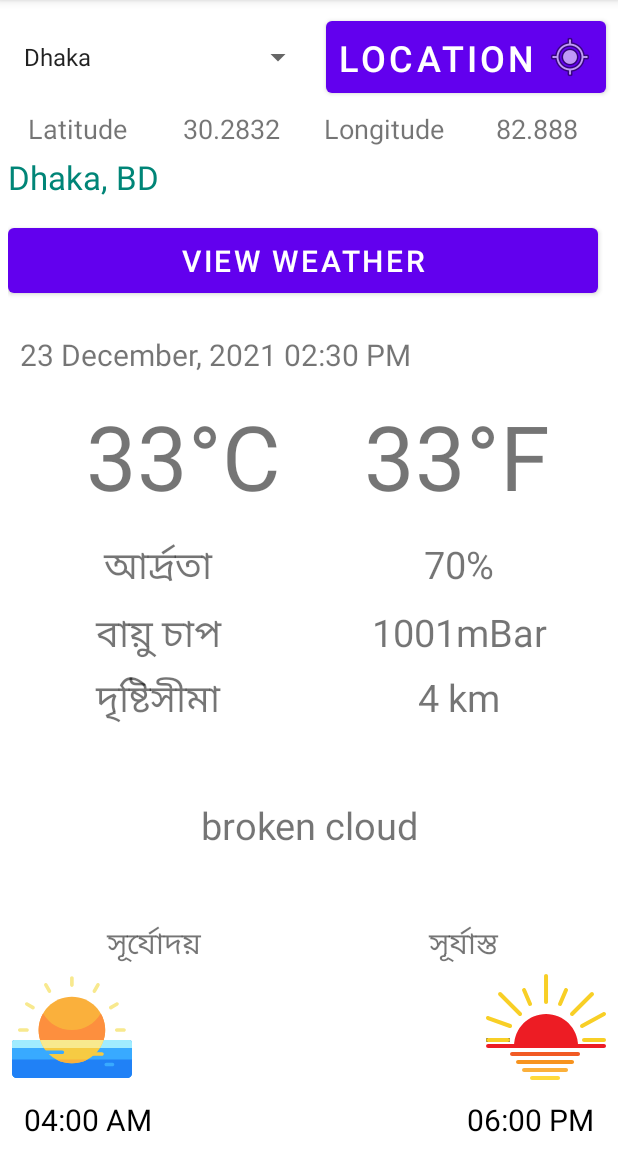
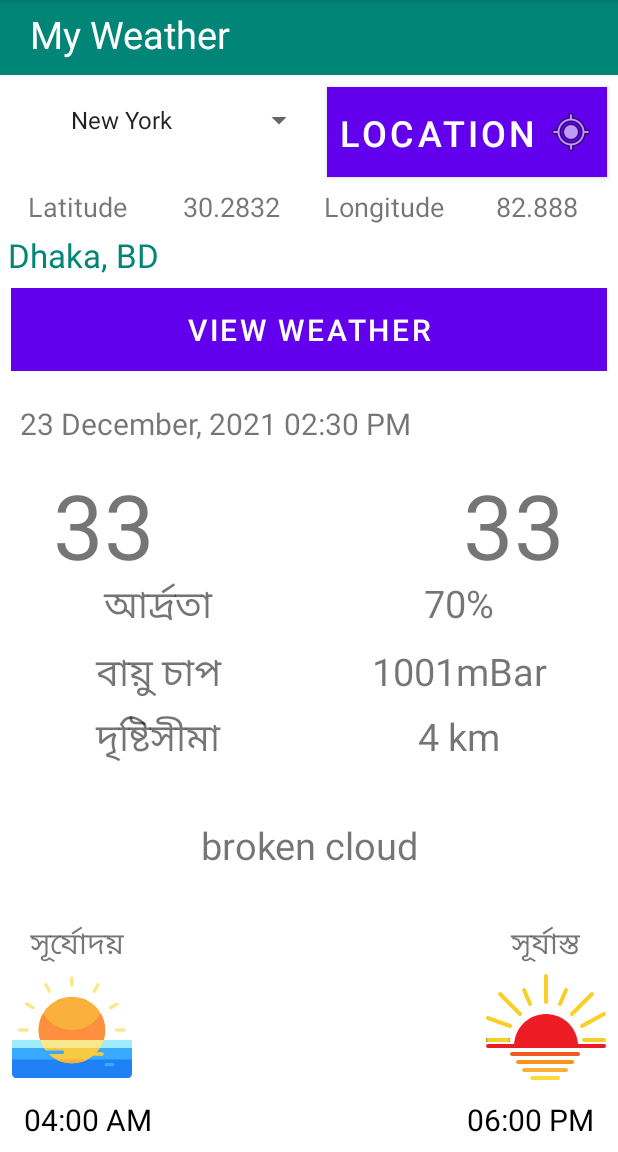
Before and after one commit to Shuvo-Roy/WeatherApps, an Android app: the screen it shows after launch (MainActivity), on a phone screen of 412 x 824 dp, the part 84-1236 px from its top. Run offline under Robolectric (Android 15) with nearby library versions, the phone set to English and light mode, and no system bars.

```diff
--- a/app/src/main/AndroidManifest.xml
+++ b/app/src/main/AndroidManifest.xml
@@ -1,7 +1,7 @@
 <?xml version="1.0" encoding="utf-8"?>
 <manifest xmlns:android="http://schemas.android.com/apk/res/android"
     package="com.example.weatherapps">
-
+<uses-permission android:name="android.permission.INTERNET"></uses-permission>
     <application
         android:allowBackup="true"
         android:icon="@mipmap/ic_launcher"
--- a/app/src/main/java/com/example/weatherapps/MainActivity.kt
+++ b/app/src/main/java/com/example/weatherapps/MainActivity.kt
@@ -1,14 +1,95 @@
 package com.example.weatherapps
 
+import android.os.AsyncTask
 import androidx.appcompat.app.AppCompatActivity
 import android.os.Bundle
-import android.widget.ArrayAdapter
-import android.widget.Spinner
+import android.view.View
+import android.widget.ProgressBar
+import android.widget.RelativeLayout
+import android.widget.TextView
+import org.json.JSONObject
+import java.net.URL
+import java.text.SimpleDateFormat
+import java.util.*
+class MainActivity : AppCompatActivity() {
 
-class MainActivity : AppCompatActivity() {
+    val CITY: String = "" +
+            "rangpur,bd"
+    val API: String = "6035213bc49d09e1278b396fe96d66da"
+
     override fun onCreate(savedInstanceState: Bundle?) {
         super.onCreate(savedInstanceState)
         setContentView(R.layout.activity_main)
 
+        weatherTask().execute()
+
+    }
+
+    inner class weatherTask() : AsyncTask<String, Void, String>() {
+
+        override fun doInBackground(vararg params: String?): String? {
+            var response: String?
+            try {
+                response =
+                    URL("https://api.openweathermap.org/data/2.5/weather?q=$CITY&units=metric&appid=$API").
+                    readText(
+                        Charsets.UTF_8
+                    )
+            } catch (e: Exception) {
+                response = null
+            }
+            return response
+        }
+
+        override fun onPostExecute(result: String?) {
+            super.onPostExecute(result)
+            try {
+                /* Extracting JSON returns from the API */
+                val jsonObj = JSONObject(result)
+                val main = jsonObj.getJSONObject("main")
+                val sys = jsonObj.getJSONObject("sys")
+                val wind = jsonObj.getJSONObject("wind")
+                val weather = jsonObj.getJSONArray("weather").getJSONObject(0)
+
+                val updatedAt: Long = jsonObj.getLong("dt")
+                val updatedAtText =
+                    "Updated at: " + SimpleDateFormat("dd/MM/yyyy hh:mm a", Locale.ENGLISH).format(
+                        Date(updatedAt * 1000)
+                    )
+                val temp = main.getString("temp") + "°C"
+                val tempMin = "Min Temp: " + main.getString("temp_min") + "°C"
+                val tempMax = "Max Temp: " + main.getString("temp_max") + "°C"
+                val pressure = main.getString("pressure")
+                val humidity = main.getString("humidity")
+                //val visibility = main.getString("visibility")
+
+                val sunrise: Long = sys.getLong("sunrise")
+                val sunset: Long = sys.getLong("sunset")
+                val windSpeed = wind.getString("speed")
+                val weatherDescription = weather.getString("description")
+
+                val address = jsonObj.getString("name") + ", " + sys.getString("country")
+
+                /* Populating extracted data into our views */
+                findViewById<TextView>(R.id.address).text = address
+                findViewById<TextView>(R.id.updated_at).text = updatedAtText
+                findViewById<TextView>(R.id.status).text = weatherDescription.capitalize()
+                findViewById<TextView>(R.id.temp).text = temp
+                //findViewById<TextView>(R.id.temp_min).text = tempMin
+                //findViewById<TextView>(R.id.temp_max).text = tempMax
+                findViewById<TextView>(R.id.tv_sunrise_time).text =
+                    SimpleDateFormat("hh:mm a", Locale.ENGLISH).format(Date(sunrise * 1000))
+                findViewById<TextView>(R.id.tv_sunset_time).text =
+                    SimpleDateFormat("hh:mm a", Locale.ENGLISH).format(Date(sunset * 1000))
+                findViewById<TextView>(R.id.wind).text = windSpeed
+                findViewById<TextView>(R.id.pressure).text = pressure
+                findViewById<TextView>(R.id.humidity).text = humidity
+                //findViewById<TextView>(R.id.visibility).text = visibility
+
+
+            }catch(e: Exception){
+
+            }
+        }
     }
 }
--- a/app/src/main/res/layout/activity_main.xml
+++ b/app/src/main/res/layout/activity_main.xml
@@ -6,34 +6,51 @@
     android:layout_height="match_parent"
     tools:context=".MainActivity">
 
+    <TextView
+        android:id="@+id/myapp"
+        android:layout_width="match_parent"
+        android:layout_height="50dp"
+        android:text="My Weather"
+        android:textColor="@color/white"
+        android:textSize="25dp"
+        android:textAlignment="textStart"
+        android:paddingLeft="20dp"
+        android:paddingTop="5dp"
+        app:layout_constraintEnd_toEndOf="parent"
+        app:layout_constraintTop_toTopOf="parent"
+        android:background="@color/colorPrimary"
+        />
+
+
     <Spinner
         android:id="@+id/spinner"
         android:layout_width="0dp"
         android:layout_height="60dp"
-        android:layout_marginStart="8dp"
-        android:layout_marginTop="8dp"
         android:layout_marginEnd="8dp"
-        android:minHeight="48dp"
-        app:layout_constraintEnd_toStartOf="@+id/bSearch"
-        app:layout_constraintStart_toStartOf="parent"
-        app:layout_constraintTop_toTopOf="parent"
-        tools:ignore="SpeakableTextPresentCheck"
         android:drawSelectorOnTop="true"
         android:entries="@array/city"
-        />
+        android:minHeight="48dp"
+        android:textAlignment="center"
+        app:layout_constraintEnd_toStartOf="@+id/bSearch"
+        app:layout_constraintHorizontal_bias="1.0"
+        app:layout_constraintStart_toStartOf="parent"
+        app:layout_constraintTop_toBottomOf="@+id/myapp"
+        tools:ignore="SpeakableTextPresentCheck" />
 
     <Button
         android:id="@+id/bSearch"
         android:layout_width="0dp"
         android:layout_height="60dp"
         android:layout_marginTop="8dp"
-        android:layout_marginEnd="8dp"
+        android:background="@color/colorPrimaryDark"
         android:drawableEnd="@android:drawable/ic_menu_mylocation"
         android:padding="8dp"
         android:text="location"
+        android:textColor="@color/white"
         android:textSize="24sp"
         app:layout_constraintEnd_toEndOf="parent"
-        app:layout_constraintTop_toTopOf="parent" />
+        android:layout_marginRight="7dp"
+        app:layout_constraintTop_toBottomOf="@+id/myapp" />
 
 
     <ImageView
@@ -91,8 +108,9 @@
         android:id="@+id/latitudeandlongitude"
         android:layout_width="409dp"
         android:layout_height="wrap_content"
-        android:layout_margin="5dp"
-        app:layout_constraintTop_toBottomOf="@+id/spinner">
+        android:layout_marginTop="15dp"
+        app:layout_constraintTop_toBottomOf="@+id/spinner"
+        tools:ignore="MissingConstraints">
 
         <TextView
             android:layout_width="match_parent"
@@ -131,6 +149,7 @@
         android:layout_margin="5dp"
         app:layout_constraintTop_toBottomOf="@id/latitudeandlongitude">
         <TextView
+            android:id="@+id/address"
             android:layout_width="match_parent"
             android:layout_height="wrap_content"
             android:text="Dhaka, BD"
@@ -141,16 +160,16 @@
         android:id="@+id/btn"
         android:layout_width="match_parent"
         android:layout_height="wrap_content"
-        android:layout_margin="5dp"
+        android:layout_margin="7dp"
         app:layout_constraintTop_toBottomOf="@id/dhakabd">
 
         <Button
             android:layout_width="match_parent"
             android:layout_height="wrap_content"
             android:text="view weather"
+            android:textColor="@color/white"
+            android:background="@color/colorPrimaryDark"
             android:textSize="20dp"
-            android:layout_marginTop="8dp"
-            android:layout_marginEnd="8dp"
             android:padding="8dp"/>
     </LinearLayout>
     <LinearLayout
@@ -161,6 +180,7 @@
         app:layout_constraintTop_toBottomOf="@id/btn">
 
         <TextView
+            android:id="@+id/updated_at"
             android:layout_width="match_parent"
             android:layout_height="wrap_content"
             android:text="23 December, 2021 02:30 PM"
@@ -172,40 +192,45 @@
     <LinearLayout
         android:id="@+id/cel"
         android:layout_width="match_parent"
-        android:layout_height="90dp"
+        android:layout_height="70dp"
         android:layout_margin="5dp"
         app:layout_constraintTop_toBottomOf="@+id/date">
 
+
+        <!--        <TextView-->
+<!--            android:id="@+id/degreecelsius"-->
+<!--            android:layout_width="90dp"-->
+<!--            android:layout_height="wrap_content"-->
+<!--            android:layout_weight="1"-->
+<!--            android:text="@string/degree_celsius_symbol"-->
+<!--            android:textSize="30dp"/>-->
+
         <TextView
-            android:id="@+id/thirty"
-            android:layout_width="90dp"
+            android:id="@+id/temp"
+            android:layout_width="170dp"
             android:layout_height="wrap_content"
             android:text="@string/thirtythree"
+            android:textAlignment="viewStart"
             android:textSize="60dp"
-            android:textAlignment="viewEnd"
+            android:layout_weight="1"
             android:layout_marginLeft="30dp"/>
-        <TextView
-            android:id="@+id/celsius"
-            android:layout_width="90dp"
-            android:layout_height="wrap_content"
-            android:text="@string/degree_celsius_symbol"
-            android:textSize="60dp"
-            android:layout_weight="1"/>
 
         <TextView
-            android:id="@+id/thirty"
-            android:layout_width="90dp"
-            android:layout_height="wrap_content"
+            android:id="@+id/thirtyth"
+            android:layout_width="202dp"
+            android:layout_height="match_parent"
             android:text="@string/thirtythree"
             android:textAlignment="viewEnd"
-            android:textSize="60dp" />
-        <TextView
-            android:id="@+id/celsius"
-            android:layout_width="90dp"
-            android:layout_height="wrap_content"
-            android:text="@string/degree_fahrenheit_symbol"
             android:textSize="60dp"
-            android:layout_weight="1"/>
+            android:layout_weight="1"
+            android:layout_marginRight="30dp"/>
+        <!--        <TextView-->
+<!--            android:id="@+id/celsius"-->
+<!--            android:layout_width="20dp"-->
+<!--            android:layout_height="wrap_content"-->
+<!--            android:text="@string/degree_fahrenheit_symbol"-->
+<!--            android:textSize="30dp"-->
+<!--            android:layout_weight="1"/>-->
     </LinearLayout>
     <LinearLayout
         android:id="@+id/humidity"
@@ -221,6 +246,7 @@
             android:layout_weight="1"
             android:textAlignment="center"/>
         <TextView
+            android:id="@+id/wind"
             android:layout_width="match_parent"
             android:layout_height="wrap_content"
             android:text="70%"
@@ -229,7 +255,7 @@
             android:textAlignment="center"/>
     </LinearLayout>
     <LinearLayout
-        android:id="@+id/pressure"
+        android:id="@+id/pressureid"
         android:layout_width="match_parent"
         android:layout_height="wrap_content"
         android:layout_margin="5dp"
@@ -242,6 +268,7 @@
             android:layout_weight="1"
             android:textAlignment="center"/>
         <TextView
+            android:id="@+id/pressure"
             android:layout_width="match_parent"
             android:layout_height="wrap_content"
             android:text="1001mBar"
@@ -250,11 +277,11 @@
             android:textAlignment="center"/>
     </LinearLayout>
     <LinearLayout
-        android:id="@+id/visibility"
+        android:id="@+id/visibilityid"
         android:layout_width="match_parent"
         android:layout_height="wrap_content"
         android:layout_margin="5dp"
-        app:layout_constraintTop_toBottomOf="@id/pressure">
+        app:layout_constraintTop_toBottomOf="@id/pressureid">
         <TextView
             android:layout_width="match_parent"
             android:layout_height="wrap_content"
@@ -263,6 +290,7 @@
             android:layout_weight="1"
             android:textAlignment="center"/>
         <TextView
+            android:id="@+id/visibility"
             android:layout_width="match_parent"
             android:layout_height="wrap_content"
             android:text="4 km"
@@ -276,9 +304,10 @@
         android:layout_width="match_parent"
         android:layout_height="wrap_content"
         app:layout_constraintBottom_toTopOf="@+id/sunset_sunrise"
-        app:layout_constraintTop_toBottomOf="@id/visibility">
+        app:layout_constraintTop_toBottomOf="@id/visibilityid">
 
         <TextView
+            android:id="@+id/status"
             android:layout_width="match_parent"
             android:layout_height="wrap_content"
             android:layout_weight="1"
@@ -298,15 +327,17 @@
             android:layout_height="match_parent"
             android:layout_weight="1"
             android:text="@string/label_sunrise"
-            android:textAlignment="center"
+            android:textAlignment="textStart"
+            android:layout_marginLeft="20dp"
             android:textSize="20dp" />
         <TextView
             android:layout_width="match_parent"
             android:layout_height="wrap_content"
             android:text="@string/label_sunset"
             android:textSize="20dp"
+            android:layout_marginRight="25dp"
             android:layout_weight="1"
-            android:textAlignment="center"/>
+            android:textAlignment="textEnd"/>
     </LinearLayout>
 
 
--- a/app/src/main/res/values/array.xml
+++ b/app/src/main/res/values/array.xml
@@ -1,6 +1,7 @@
 <?xml version="1.0" encoding="utf-8"?>
 <resources>
     <string-array name="city">
+        <item>New York</item>
         <item>Dhaka</item>
         <item>Khulna</item>
         <item>Chittagong</item>
@@ -12,7 +13,6 @@
         <item>Kolkata</item>
         <item>Riyadh</item>
         <item>Abu Dhabi</item>
-        <item>New York</item>
         <item>Tokyo</item>
         <item>Islamabad</item>
         <item>New Delhi</item>
```
